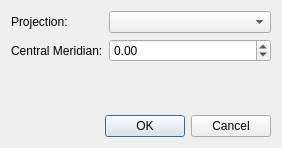
GPlates/GPlates, file src/qt-widgets/SetProjectionDialogUi.ui: the form before one commit.
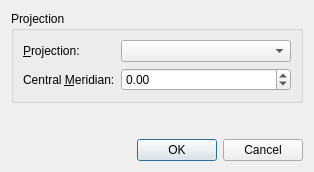
The form after the commit. Icons and pictures are not drawn.

What changed in the file:
```diff
--- a/src/qt-widgets/SetProjectionDialogUi.ui
+++ b/src/qt-widgets/SetProjectionDialogUi.ui
@@ -6,8 +6,8 @@
    <rect>
     <x>0</x>
     <y>0</y>
-    <width>282</width>
-    <height>148</height>
+    <width>314</width>
+    <height>172</height>
    </rect>
   </property>
   <property name="windowTitle">
@@ -19,11 +19,18 @@
   </property>
   <layout class="QVBoxLayout" name="verticalLayout">
    <item>
-    <layout class="QGridLayout" name="gridLayout">
+    <widget class="QGroupBox" name="groupBox">
+     <property name="title">
+      <string>Projection</string>
+     </property>
+     <layout class="QFormLayout" name="formLayout">
      <item row="0" column="0">
       <widget class="QLabel" name="label_select_projection">
        <property name="text">
-        <string>Projection:</string>
+         <string>&amp;Projection:</string>
+        </property>
+        <property name="buddy">
+         <cstring>combo_projection</cstring>
        </property>
       </widget>
      </item>
@@ -40,7 +47,10 @@
      <item row="1" column="0">
       <widget class="QLabel" name="label_set_central_meridian">
        <property name="text">
-        <string>Central Meridian:</string>
+         <string>Central &amp;Meridian:</string>
+        </property>
+        <property name="buddy">
+         <cstring>spin_central_meridian</cstring>
        </property>
       </widget>
      </item>
@@ -61,6 +71,7 @@
       </widget>
      </item>
     </layout>
+    </widget>
    </item>
    <item>
     <spacer name="verticalSpacer">
@@ -76,38 +87,11 @@
     </spacer>
    </item>
    <item>
-    <layout class="QHBoxLayout">
-     <item>
-      <spacer>
-       <property name="orientation">
-        <enum>Qt::Horizontal</enum>
-       </property>
-       <property name="sizeHint" stdset="0">
-        <size>
-         <width>40</width>
-         <height>20</height>
-        </size>
-       </property>
-      </spacer>
-     </item>
-     <item>
-      <widget class="QPushButton" name="button_OK">
-       <property name="text">
-        <string>OK</string>
-       </property>
-       <property name="default">
-        <bool>true</bool>
-       </property>
-      </widget>
-     </item>
-     <item>
-      <widget class="QPushButton" name="button_cancel">
-       <property name="text">
-        <string>Cancel</string>
-       </property>
-      </widget>
-     </item>
-    </layout>
+    <widget class="QDialogButtonBox" name="main_buttonbox">
+     <property name="standardButtons">
+      <set>QDialogButtonBox::Cancel|QDialogButtonBox::Ok</set>
+     </property>
+    </widget>
    </item>
   </layout>
  </widget>
```
Left out of the diff: 35 changed lines with no effect on the pictures. Lines whose indentation alone changed are shown as unchanged.
